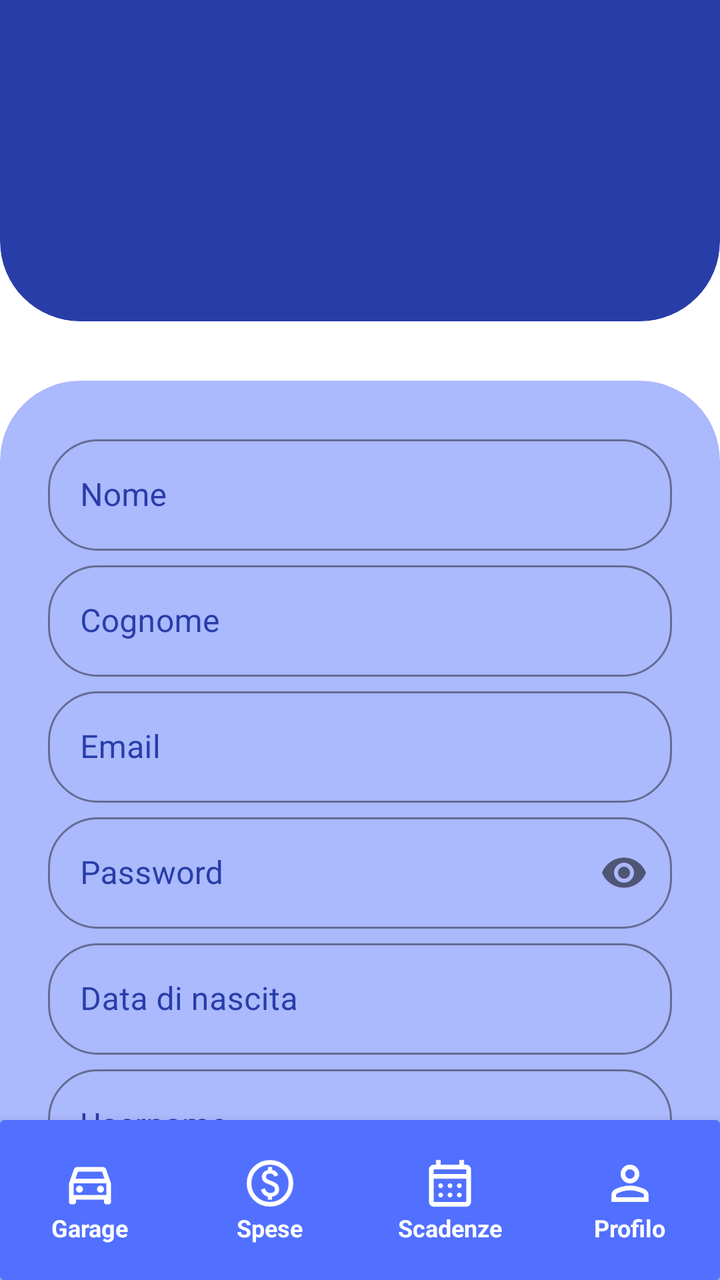
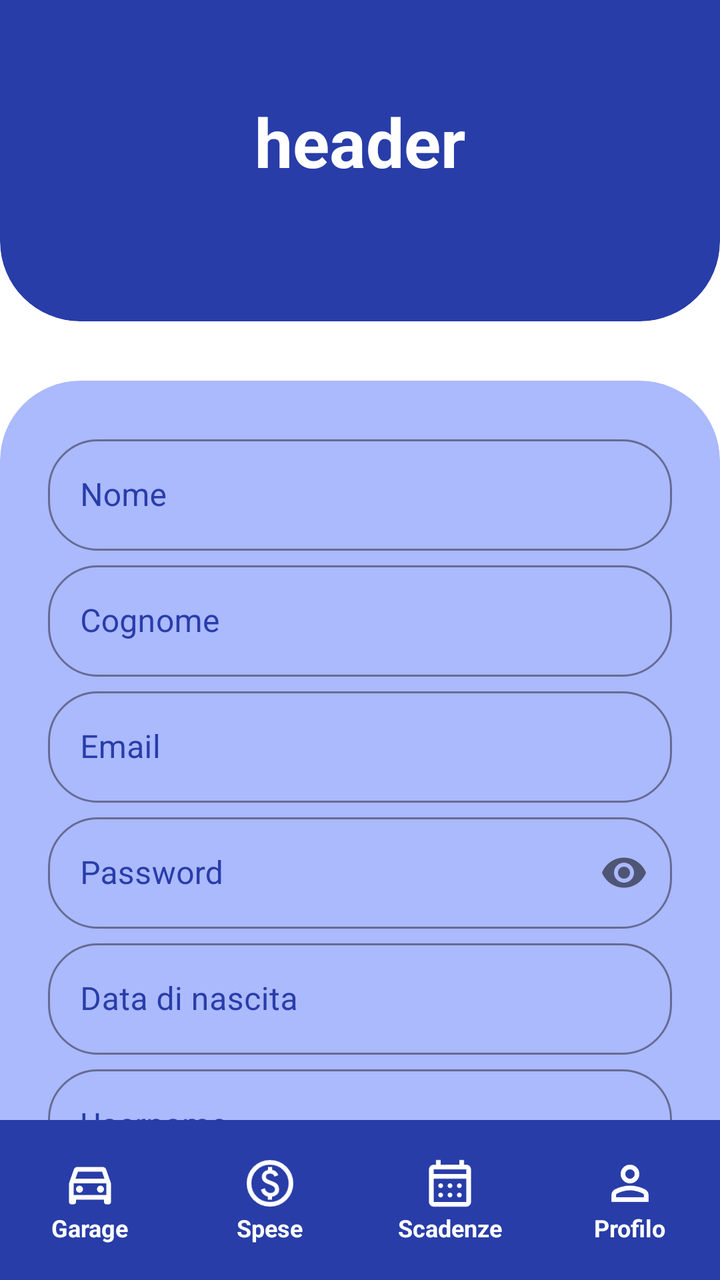

An Android layout rendered at two revisions. The XML below is the earlier revision; the diff shows what the commit changed to produce the second picture.
<!-- AndroidManifest.xml: application theme Theme.MyCarManager -->
<!-- res/layout/activity_modifica_dati_utente.xml -->
<?xml version="1.0" encoding="utf-8"?>
<androidx.constraintlayout.widget.ConstraintLayout xmlns:android="http://schemas.android.com/apk/res/android"
    xmlns:app="http://schemas.android.com/apk/res-auto"
    xmlns:tools="http://schemas.android.com/tools"
    android:id="@+id/clProfiloUtente"
    android:layout_width="match_parent"
    android:layout_height="match_parent"
    android:background="@color/Bianco">

    
    <include
        android:id="@+id/headerModificaDatiUtente"
        layout="@layout/item_headerblu"/>


    
    <androidx.cardview.widget.CardView
        android:id="@+id/cvModificaDatiUtente"
        android:layout_width="match_parent"
        android:layout_height="0dp"
        app:cardBackgroundColor="@color/Blu_chiaro"
        app:cardCornerRadius="40dp"
        app:cardElevation="0dp"
        android:layout_marginTop="30dp"
        app:layout_constraintTop_toBottomOf="@id/headerModificaDatiUtente">

        

        <androidx.core.widget.NestedScrollView
            android:id="@+id/nsvModificaDatiUtente"
            android:layout_width="match_parent"
            android:layout_height="match_parent">


            <LinearLayout
                android:id="@+id/llModificaDatiUtente"
                android:layout_width="match_parent"
                android:layout_height="wrap_content"
                android:orientation="vertical"
                android:padding="24dp">

                
                
                <com.google.android.material.textfield.TextInputLayout
                    android:id="@+id/tilNome"
                    style="@style/Widget.MaterialComponents.TextInputLayout.OutlinedBox"
                    android:layout_width="match_parent"
                    android:layout_height="wrap_content"
                    android:layout_marginBottom="2dp"
                    android:textColorHint="@color/Blu"
                    app:boxStrokeColor="@color/Blu"
                    app:hintTextColor="@color/Blu"
                    app:boxCornerRadiusBottomEnd="25dp"
                    app:boxCornerRadiusBottomStart="25dp"
                    app:boxCornerRadiusTopEnd="25dp"
                    app:boxCornerRadiusTopStart="25dp">
                    <com.google.android.material.textfield.TextInputEditText
                        android:id="@+id/txNome"
                        android:layout_width="match_parent"
                        android:layout_height="wrap_content"
                        android:hint="@string/nome"
                        android:textColor="@color/Blu"
                        android:textColorHint="@color/Blu" />
                </com.google.android.material.textfield.TextInputLayout>

                
                <com.google.android.material.textfield.TextInputLayout
                    android:id="@+id/tilCognome"
                    style="@style/Widget.MaterialComponents.TextInputLayout.OutlinedBox"
                    android:layout_width="match_parent"
                    android:layout_height="wrap_content"
                    android:layout_marginBottom="2dp"
                    android:textColorHint="@color/Blu"
                    app:boxStrokeColor="@color/Blu"
                    app:hintTextColor="@color/Blu"
                    app:boxCornerRadiusBottomEnd="25dp"
                    app:boxCornerRadiusBottomStart="25dp"
                    app:boxCornerRadiusTopEnd="25dp"
                    app:boxCornerRadiusTopStart="25dp">
                    <com.google.android.material.textfield.TextInputEditText
                        android:id="@+id/txCognome"
                        android:layout_width="match_parent"
                        android:layout_height="wrap_content"
                        android:hint="@string/cognome"
                        android:textColor="@color/Blu"
                        android:textColorHint="@color/Blu"/>
                </com.google.android.material.textfield.TextInputLayout>

                
                <com.google.android.material.textfield.TextInputLayout
                    android:id="@+id/tilEmail"
                    style="@style/Widget.MaterialComponents.TextInputLayout.OutlinedBox"
                    android:layout_width="match_parent"
                    android:layout_height="wrap_content"
                    android:layout_marginBottom="2dp"
                    android:textColorHint="@color/Blu"
                    app:boxStrokeColor="@color/Blu"
                    app:hintTextColor="@color/Blu"
                    app:boxCornerRadiusBottomEnd="25dp"
                    app:boxCornerRadiusBottomStart="25dp"
                    app:boxCornerRadiusTopEnd="25dp"
                    app:boxCornerRadiusTopStart="25dp">
                    <com.google.android.material.textfield.TextInputEditText
                        android:id="@+id/txEmail"
                        android:layout_width="match_parent"
                        android:layout_height="wrap_content"
                        android:hint="@string/email"
                        android:textColor="@color/Blu"
                        android:textColorHint="@color/Blu"/>
                </com.google.android.material.textfield.TextInputLayout>

                
                <com.google.android.material.textfield.TextInputLayout
                    android:id="@+id/tilPassword"
                    style="@style/Widget.MaterialComponents.TextInputLayout.OutlinedBox"
                    android:layout_width="match_parent"
                    android:layout_height="wrap_content"
                    android:layout_marginBottom="2dp"
                    android:textColorHint="@color/Blu"
                    app:boxStrokeColor="@color/Blu"
                    app:hintTextColor="@color/Blu"
                    app:boxCornerRadiusBottomEnd="25dp"
                    app:boxCornerRadiusBottomStart="25dp"
                    app:boxCornerRadiusTopEnd="25dp"
                    app:boxCornerRadiusTopStart="25dp"
                    app:passwordToggleEnabled="true">
                    <com.google.android.material.textfield.TextInputEditText
                        android:id="@+id/txPassword"
                        android:layout_width="match_parent"
                        android:layout_height="wrap_content"
                        android:textColor="@color/Blu"
                        android:textColorHint="@color/Blu"
                        android:hint="@string/password"
                        android:inputType="textPassword" />
                </com.google.android.material.textfield.TextInputLayout>

                
                <com.google.android.material.textfield.TextInputLayout
                    android:id="@+id/tilDatanNascita"
                    style="@style/Widget.MaterialComponents.TextInputLayout.OutlinedBox"
                    android:layout_width="match_parent"
                    android:layout_height="wrap_content"
                    android:layout_marginBottom="2dp"
                    android:textColorHint="@color/Blu"
                    app:boxStrokeColor="@color/Blu"
                    app:hintTextColor="@color/Blu"
                    app:boxCornerRadiusBottomEnd="25dp"
                    app:boxCornerRadiusBottomStart="25dp"
                    app:boxCornerRadiusTopEnd="25dp"
                    app:boxCornerRadiusTopStart="25dp">
                    <com.google.android.material.textfield.TextInputEditText
                        android:id="@+id/txDataNascita"
                        android:layout_width="match_parent"
                        android:layout_height="wrap_content"
                        android:hint="@string/data_nascita"
                        android:textColor="@color/Blu"
                        android:textColorHint="@color/Blu"
                        android:focusable="false"
                        android:clickable="true"
                        android:inputType="none"/>
                </com.google.android.material.textfield.TextInputLayout>

                
                <com.google.android.material.textfield.TextInputLayout
                    android:id="@+id/tilUsername"
                    style="@style/Widget.MaterialComponents.TextInputLayout.OutlinedBox"
                    android:layout_width="match_parent"
                    android:layout_height="wrap_content"
                    android:layout_marginBottom="2dp"
                    android:textColorHint="@color/Blu"
                    app:boxStrokeColor="@color/Blu"
                    app:hintTextColor="@color/Blu"
                    app:boxCornerRadiusBottomEnd="25dp"
                    app:boxCornerRadiusBottomStart="25dp"
                    app:boxCornerRadiusTopEnd="25dp"
                    app:boxCornerRadiusTopStart="25dp">
                    <com.google.android.material.textfield.TextInputEditText
                        android:id="@+id/txUsername"
                        android:layout_width="match_parent"
                        android:layout_height="wrap_content"
                        android:hint="@string/username"
                        android:textColor="@color/Blu"
                        android:textColorHint="@color/Blu"/>
                </com.google.android.material.textfield.TextInputLayout>

                <LinearLayout
                    android:layout_width="match_parent"
                    android:layout_height="wrap_content"
                    android:orientation="horizontal"
                    android:weightSum="2"
                    android:paddingTop="25dp">

                        <Button
                            android:id="@+id/btnAnnulla"
                            android:layout_width="0dp"
                            android:layout_height="wrap_content"
                            android:layout_weight="1"
                            android:backgroundTint="@color/Blu_pastello"
                            android:text="@string/annulla"
                            android:textSize="18sp"
                            android:textStyle="bold"
                            app:cornerRadius="25dp" />

                        <Button
                            android:id="@+id/btnSalva"
                            android:layout_width="0dp"
                            android:layout_height="wrap_content"
                            android:layout_weight="1"
                            android:layout_marginStart="8dp"
                            android:backgroundTint="@color/Blu"
                            android:text="@string/salva"
                            android:textSize="18sp"
                            android:textStyle="bold"
                            app:cornerRadius="25dp" />

                </LinearLayout>

            </LinearLayout>
        </androidx.core.widget.NestedScrollView>
    </androidx.cardview.widget.CardView>

    
    <include
        android:id="@+id/nb"
        layout="@layout/item_nav_bar"
        android:layout_width="match_parent"
        android:layout_height="wrap_content"
        app:layout_constraintBottom_toBottomOf="parent" />

</androidx.constraintlayout.widget.ConstraintLayout>
<!-- res/layout/item_headerblu.xml (included above) -->
<androidx.cardview.widget.CardView
        xmlns:android="http://schemas.android.com/apk/res/android"
        xmlns:app="http://schemas.android.com/apk/res-auto"
        xmlns:tools="http://schemas.android.com/tools"
        android:id="@+id/cvHeader"
        android:layout_width="match_parent"
        android:layout_height="200dp"
        android:layout_marginTop="-40dp"
        app:cardBackgroundColor="@color/Blu"
        app:cardCornerRadius="40dp"
        app:cardElevation="0dp"
        app:layout_constraintTop_toTopOf="parent">

        <TextView
            android:id="@+id/tvUsernameUtenteHeader"
            android:layout_width="match_parent"
            android:layout_height="54dp"
            android:layout_gravity="center_vertical"
            android:layout_marginTop="20dp"
            android:layout_marginBottom="10dp"
            android:gravity="center"
            android:text=""
            android:textColor="@color/Bianco"
            android:textSize="34sp"
            android:textStyle="bold" />

    </androidx.cardview.widget.CardView>
<!-- res/layout/item_nav_bar.xml (included above) -->
<?xml version="1.0" encoding="utf-8"?>
<androidx.cardview.widget.CardView
    xmlns:android="http://schemas.android.com/apk/res/android"
    xmlns:app="http://schemas.android.com/apk/res-auto"
    xmlns:tools="http://schemas.android.com/tools"
    android:layout_width="match_parent"
    android:layout_height="120dp"
    android:layout_marginTop="-40dp"
    app:cardBackgroundColor="@color/Blu_intenso"
    app:cardElevation="8dp">

    
    <LinearLayout
        android:layout_width="match_parent"
        android:layout_height="80dp"
        android:layout_gravity="bottom"
        android:orientation="horizontal"
        android:baselineAligned="false">

        
        <LinearLayout
            android:layout_width="0dp"
            android:layout_height="match_parent"
            android:layout_weight="1"
            android:gravity="center"
            android:orientation="vertical"
            android:clickable="true"
            android:focusable="true"
            >

            <ImageView
                android:layout_width="34dp"
                android:layout_height="28dp"
                android:src="@drawable/ic_auto"
                app:tint="@color/Bianco" />
            <TextView
                android:layout_width="wrap_content"
                android:layout_height="wrap_content"
                android:text="Garage"
                android:textColor="@color/Bianco"
                android:textSize="12sp"
                android:textStyle="bold" />
        </LinearLayout>

        
        <LinearLayout
            android:layout_width="0dp"
            android:layout_height="match_parent"
            android:layout_weight="1"
            android:gravity="center"
            android:orientation="vertical"
            android:clickable="true"
            android:focusable="true"
            >
            <ImageView
                android:layout_width="28dp"
                android:layout_height="28dp"
                android:src="@drawable/ic_spese"
                app:tint="@color/Bianco" />
            <TextView
                android:layout_width="wrap_content"
                android:layout_height="wrap_content"
                android:text="Spese"
                android:textColor="@color/Bianco"
                android:textSize="12sp"
                android:textStyle="bold" />
        </LinearLayout>

        <LinearLayout
            android:layout_width="0dp"
            android:layout_height="match_parent"
            android:layout_weight="1"
            android:gravity="center"
            android:orientation="vertical"
            android:clickable="true"
            android:focusable="true"
            >
            <ImageView
                android:layout_width="28dp"
                android:layout_height="28dp"
                android:src="@drawable/ic_scadenze"
                app:tint="@color/Bianco" />
            <TextView
                android:layout_width="wrap_content"
                android:layout_height="wrap_content"
                android:text="Scadenze"
                android:textColor="@color/Bianco"
                android:textSize="12sp"
                android:textStyle="bold" />
        </LinearLayout>
        <LinearLayout
            android:layout_width="0dp"
            android:layout_height="match_parent"
            android:layout_weight="1"
            android:gravity="center"
            android:orientation="vertical"
            android:clickable="true"
            android:focusable="true"
            >
            <ImageView
                android:layout_width="28dp"
                android:layout_height="28dp"
                android:src="@drawable/ic_profilo"
                app:tint="@color/Bianco" />
            <TextView
                android:layout_width="wrap_content"
                android:layout_height="wrap_content"
                android:text="Profilo"
                android:textColor="@color/Bianco"
                android:textSize="12sp"
                android:textStyle="bold" />
        </LinearLayout>

    </LinearLayout>
</androidx.cardview.widget.CardView>
<!-- resources referenced by this layout -->
<resources>
  <color name="Bianco">#ffffff</color>
  <color name="Blu">#283da8</color>
  <color name="Blu_chiaro">#abb9fd</color>
  <color name="Blu_intenso">#5170ff</color>
  <color name="Blu_pastello">#798eef</color>
  <!-- drawable ic_auto (drawable) -->
  <vector xmlns:android="http://schemas.android.com/apk/res/android"
      android:width="24dp"
      android:height="24dp"
      android:viewportWidth="960"
      android:viewportHeight="960"
      android:tint="?attr/colorControlNormal">
    <path
        android:fillColor="@android:color/white"
        android:pathData="M240,760L240,800Q240,817 228.5,828.5Q217,840 200,840L160,840Q143,840 131.5,828.5Q120,817 120,800L120,480L204,240Q210,222 225.5,211Q241,200 260,200L700,200Q719,200 734.5,211Q750,222 756,240L840,480L840,800Q840,817 828.5,828.5Q817,840 800,840L760,840Q743,840 731.5,828.5Q720,817 720,800L720,760L240,760ZM232,400L728,400L686,280L274,280L232,400ZM200,480L200,480L200,680L200,680L200,480ZM300,640Q325,640 342.5,622.5Q360,605 360,580Q360,555 342.5,537.5Q325,520 300,520Q275,520 257.5,537.5Q240,555 240,580Q240,605 257.5,622.5Q275,640 300,640ZM660,640Q685,640 702.5,622.5Q720,605 720,580Q720,555 702.5,537.5Q685,520 660,520Q635,520 617.5,537.5Q600,555 600,580Q600,605 617.5,622.5Q635,640 660,640ZM200,680L760,680L760,480L200,480L200,680Z"/>
  </vector>
  <!-- drawable ic_profilo (drawable) -->
  <vector xmlns:android="http://schemas.android.com/apk/res/android"
      android:width="24dp"
      android:height="24dp"
      android:viewportWidth="960"
      android:viewportHeight="960"
      android:tint="?attr/colorControlNormal">
    <path
        android:fillColor="@android:color/white"
        android:pathData="M367,433Q320,386 320,320Q320,254 367,207Q414,160 480,160Q546,160 593,207Q640,254 640,320Q640,386 593,433Q546,480 480,480Q414,480 367,433ZM160,800L160,688Q160,654 177.5,625.5Q195,597 224,582Q286,551 350,535.5Q414,520 480,520Q546,520 610,535.5Q674,551 736,582Q765,597 782.5,625.5Q800,654 800,688L800,800L160,800ZM240,720L720,720L720,688Q720,677 714.5,668Q709,659 700,654Q646,627 591,613.5Q536,600 480,600Q424,600 369,613.5Q314,627 260,654Q251,659 245.5,668Q240,677 240,688L240,720ZM536.5,376.5Q560,353 560,320Q560,287 536.5,263.5Q513,240 480,240Q447,240 423.5,263.5Q400,287 400,320Q400,353 423.5,376.5Q447,400 480,400Q513,400 536.5,376.5ZM480,320Q480,320 480,320Q480,320 480,320Q480,320 480,320Q480,320 480,320Q480,320 480,320Q480,320 480,320Q480,320 480,320Q480,320 480,320ZM480,720L480,720Q480,720 480,720Q480,720 480,720Q480,720 480,720Q480,720 480,720Q480,720 480,720Q480,720 480,720Q480,720 480,720Q480,720 480,720L480,720Z"/>
  </vector>
  <string name="annulla">Annulla</string>
  <string name="cognome">Cognome</string>
  <string name="data_nascita">Data di nascita</string>
  <string name="email">Email</string>
  <string name="nome">Nome</string>
  <string name="password">Password</string>
  <string name="salva">Salva</string>
  <string name="username">Username</string>
  <style name="Theme.MyCarManager" parent="Base.Theme.MyCarManager" />
  <style name="Base.Theme.MyCarManager" parent="Theme.Material3.DayNight.NoActionBar">
          
          <item name="android:statusBarColor">@color/Blu</item>
          <item name="android:windowLightStatusBar">false</item>
          <item name="colorPrimary">@color/Blu</item>
          <item name="colorAccent">@color/Blu_scuro</item>
          <item name="colorOnPrimary">@color/Bianco</item>
          <item name="colorSecondary">@color/Blu_scuro</item>
          <item name="colorOnSecondary">@color/Nero</item>
          
          <item name="colorControlActivated">@color/Blu_chiaro</item>
          
          <item name="android:textColorHighlight">@color/Blu_intenso</item>
      </style>
  <color name="Blu_scuro">#0f1b6e</color>
  <color name="Nero">#000000</color>
  <!-- unchanged entries left out for length: 2 -->
</resources>

<!-- the commit's change to res/layout/activity_modifica_dati_utente.xml (unified diff, before → after) -->
@@ -222,7 +222,7 @@
     
     <include
         android:id="@+id/nb"
-        layout="@layout/item_nav_bar"
+        layout="@layout/activity_main"
         android:layout_width="match_parent"
         android:layout_height="wrap_content"
         app:layout_constraintBottom_toBottomOf="parent" />
@@ -250,125 +250,138 @@
             android:layout_marginTop="20dp"
             android:layout_marginBottom="10dp"
             android:gravity="center"
-            android:text=""
+            android:text="header"
             android:textColor="@color/Bianco"
             android:textSize="34sp"
             android:textStyle="bold" />
 
     </androidx.cardview.widget.CardView>
-<!-- res/layout/item_nav_bar.xml (included above) -->
+<!-- res/layout/activity_main.xml (included above) -->
 <?xml version="1.0" encoding="utf-8"?>
-<androidx.cardview.widget.CardView
-    xmlns:android="http://schemas.android.com/apk/res/android"
+<androidx.constraintlayout.widget.ConstraintLayout xmlns:android="http://schemas.android.com/apk/res/android"
     xmlns:app="http://schemas.android.com/apk/res-auto"
-    xmlns:tools="http://schemas.android.com/tools"
     android:layout_width="match_parent"
-    android:layout_height="120dp"
-    android:layout_marginTop="-40dp"
-    app:cardBackgroundColor="@color/Blu_intenso"
-    app:cardElevation="8dp">
-
-    
-    <LinearLayout
+    android:layout_height="match_parent">
+
+    <androidx.fragment.app.FragmentContainerView
+        android:id="@+id/main"
         android:layout_width="match_parent"
-        android:layout_height="80dp"
-        android:layout_gravity="bottom"
-        android:orientation="horizontal"
-        android:baselineAligned="false">
+        android:layout_height="match_parent"
+        app:layout_constraintBottom_toBottomOf="parent"
+        app:layout_constraintEnd_toEndOf="parent"
+        app:layout_constraintStart_toStartOf="parent"
+        app:layout_constraintTop_toTopOf="parent" />
+
 
         
         <LinearLayout
-            android:layout_width="0dp"
-            android:layout_height="match_parent"
-            android:layout_weight="1"
-            android:gravity="center"
-            android:orientation="vertical"
-            android:clickable="true"
-            android:focusable="true"
-            >
-
-            <ImageView
-                android:layout_width="34dp"
-                android:layout_height="28dp"
-                android:src="@drawable/ic_auto"
-                app:tint="@color/Bianco" />
-            <TextView
-                android:layout_width="wrap_content"
-                android:layout_height="wrap_content"
-                android:text="Garage"
-                android:textColor="@color/Bianco"
-                android:textSize="12sp"
-                android:textStyle="bold" />
+            android:layout_width="match_parent"
+            android:layout_height="80dp"
+            android:layout_gravity="bottom"
+            android:orientation="horizontal"
+            android:baselineAligned="false"
+            android:background="@color/Blu"
+            app:layout_constraintBottom_toBottomOf="parent">
+
+            
+            <LinearLayout
+                android:id="@+id/llgarage"
+                android:layout_width="0dp"
+                android:layout_height="match_parent"
+                android:layout_weight="1"
+                android:gravity="center"
+                android:orientation="vertical"
+                android:clickable="true"
+                android:focusable="true"
+                >
+
+                <ImageView
+                    android:layout_width="34dp"
+                    android:layout_height="28dp"
+                    android:src="@drawable/ic_auto"
+                    app:tint="@color/Bianco" />
+                <TextView
+                    android:layout_width="wrap_content"
+                    android:layout_height="wrap_content"
+                    android:text="Garage"
+                    android:textColor="@color/Bianco"
+                    android:textSize="12sp"
+                    android:textStyle="bold" />
+            </LinearLayout>
+
+            
+            <LinearLayout
+                android:id="@+id/llspese"
+                android:layout_width="0dp"
+                android:layout_height="match_parent"
+                android:layout_weight="1"
+                android:gravity="center"
+                android:orientation="vertical"
+                android:clickable="true"
+                android:focusable="true"
+                >
+                <ImageView
+                    android:layout_width="28dp"
+                    android:layout_height="28dp"
+                    android:src="@drawable/ic_spese"
+                    app:tint="@color/Bianco" />
+                <TextView
+                    android:layout_width="wrap_content"
+                    android:layout_height="wrap_content"
+                    android:text="Spese"
+                    android:textColor="@color/Bianco"
+                    android:textSize="12sp"
+                    android:textStyle="bold" />
+            </LinearLayout>
+
+            <LinearLayout
+                android:id="@+id/llscadenze"
+                android:layout_width="0dp"
+                android:layout_height="match_parent"
+                android:layout_weight="1"
+                android:gravity="center"
+                android:orientation="vertical"
+                android:clickable="true"
+                android:focusable="true"
+                >
+                <ImageView
+                    android:layout_width="28dp"
+                    android:layout_height="28dp"
+                    android:src="@drawable/ic_scadenze"
+                    app:tint="@color/Bianco" />
+                <TextView
+                    android:layout_width="wrap_content"
+                    android:layout_height="wrap_content"
+                    android:text="Scadenze"
+                    android:textColor="@color/Bianco"
+                    android:textSize="12sp"
+                    android:textStyle="bold" />
+            </LinearLayout>
+            <LinearLayout
+                android:id="@+id/llprofilo"
+                android:layout_width="0dp"
+                android:layout_height="match_parent"
+                android:layout_weight="1"
+                android:gravity="center"
+                android:orientation="vertical"
+                android:clickable="true"
+                android:focusable="true"
+                >
+                <ImageView
+                    android:layout_width="28dp"
+                    android:layout_height="28dp"
+                    android:src="@drawable/ic_profilo"
+                    app:tint="@color/Bianco" />
+                <TextView
+                    android:layout_width="wrap_content"
+                    android:layout_height="wrap_content"
+                    android:text="Profilo"
+                    android:textColor="@color/Bianco"
+                    android:textSize="12sp"
+                    android:textStyle="bold" />
+            </LinearLayout>
+
         </LinearLayout>
 
-        
-        <LinearLayout
-            android:layout_width="0dp"
-            android:layout_height="match_parent"
-            android:layout_weight="1"
-            android:gravity="center"
-            android:orientation="vertical"
-            android:clickable="true"
-            android:focusable="true"
-            >
-            <ImageView
-                android:layout_width="28dp"
-                android:layout_height="28dp"
-                android:src="@drawable/ic_spese"
-                app:tint="@color/Bianco" />
-            <TextView
-                android:layout_width="wrap_content"
-                android:layout_height="wrap_content"
-                android:text="Spese"
-                android:textColor="@color/Bianco"
-                android:textSize="12sp"
-                android:textStyle="bold" />
-        </LinearLayout>
-
-        <LinearLayout
-            android:layout_width="0dp"
-            android:layout_height="match_parent"
-            android:layout_weight="1"
-            android:gravity="center"
-            android:orientation="vertical"
-            android:clickable="true"
-            android:focusable="true"
-            >
-            <ImageView
-                android:layout_width="28dp"
-                android:layout_height="28dp"
-                android:src="@drawable/ic_scadenze"
-                app:tint="@color/Bianco" />
-            <TextView
-                android:layout_width="wrap_content"
-                android:layout_height="wrap_content"
-                android:text="Scadenze"
-                android:textColor="@color/Bianco"
-                android:textSize="12sp"
-                android:textStyle="bold" />
-        </LinearLayout>
-        <LinearLayout
-            android:layout_width="0dp"
-            android:layout_height="match_parent"
-            android:layout_weight="1"
-            android:gravity="center"
-            android:orientation="vertical"
-            android:clickable="true"
-            android:focusable="true"
-            >
-            <ImageView
-                android:layout_width="28dp"
-                android:layout_height="28dp"
-                android:src="@drawable/ic_profilo"
-                app:tint="@color/Bianco" />
-            <TextView
-                android:layout_width="wrap_content"
-                android:layout_height="wrap_content"
-                android:text="Profilo"
-                android:textColor="@color/Bianco"
-                android:textSize="12sp"
-                android:textStyle="bold" />
-        </LinearLayout>
-
-    </LinearLayout>
-</androidx.cardview.widget.CardView>
+
+</androidx.constraintlayout.widget.ConstraintLayout>
